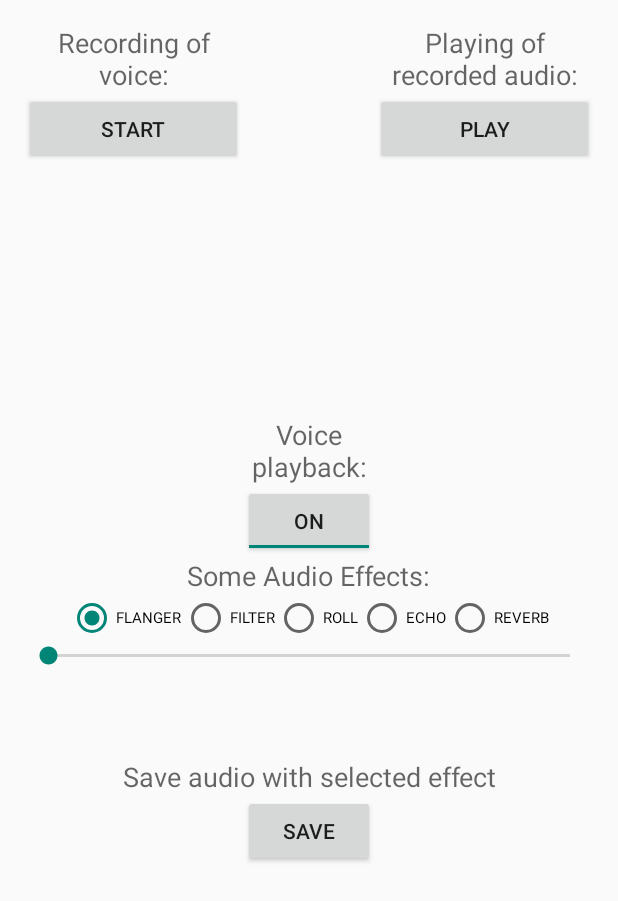
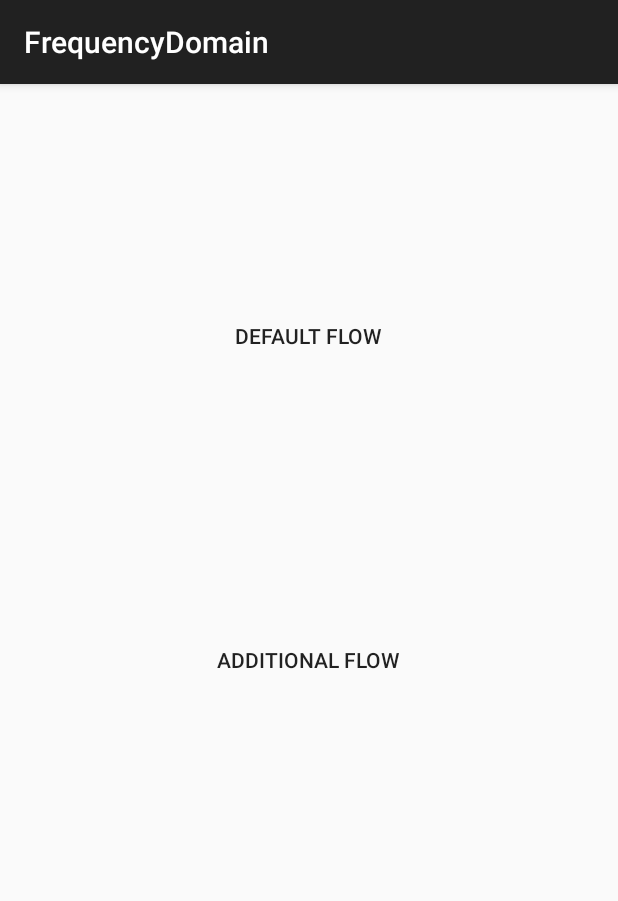
Before and after one commit to FAQEnD/AndroidLowLevelMusicProcessing, an Android app: the screen it shows after launch (MainActivity before the commit, SplashActivity after it), on a phone screen of 412 x 824 dp. Shown: the top 901 px of the screen. Run offline under Robolectric (Android 15) with nearby library versions, the phone set to English and light mode, and no system bars.

Commit message:
add posibility to pick record flow

```diff
--- /dev/null
+++ b/app/src/main/java/com/superpowered/frequencydomain/SplashActivity.java
@@ -0,0 +1,34 @@
+package com.superpowered.frequencydomain;
+
+import android.content.Intent;
+import android.os.Bundle;
+import android.support.v7.app.AppCompatActivity;
+import android.view.View;
+
+public class SplashActivity extends AppCompatActivity {
+
+    public static final String FLOW_TYPE = "flow_type";
+
+    @Override
+    protected void onCreate(Bundle savedInstanceState) {
+        super.onCreate(savedInstanceState);
+        setContentView(R.layout.activity_splash);
+        final Intent intent = new Intent(this, MainActivity.class);
+
+        findViewById(R.id.default_flow_button).setOnClickListener(new View.OnClickListener() {
+            @Override
+            public void onClick(View v) {
+                intent.putExtra(FLOW_TYPE, true);
+                startActivity(intent);
+            }
+        });
+
+        findViewById(R.id.addition_flow_button).setOnClickListener(new View.OnClickListener() {
+            @Override
+            public void onClick(View v) {
+                intent.putExtra(FLOW_TYPE, false);
+                startActivity(intent);
+            }
+        });
+    }
+}
--- a/app/src/main/res/layout/activity_main.xml
+++ b/app/src/main/res/layout/activity_main.xml
@@ -12,39 +12,39 @@
         android:id="@+id/control_record_button"
         android:layout_width="wrap_content"
         android:layout_height="wrap_content"
-        android:layout_alignEnd="@+id/recording_text"
+        android:text="@string/start_record"
+        android:layout_below="@+id/playing_song_text"
         android:layout_alignParentLeft="true"
-        android:layout_alignParentStart="true"
-        android:layout_alignRight="@+id/recording_text"
-        android:layout_alignTop="@+id/control_song_play_button"
-        android:text="@string/start_record" />
+        android:layout_alignParentStart="true" />
 
     <Button
         android:id="@+id/control_song_play_button"
         android:layout_width="wrap_content"
         android:layout_height="wrap_content"
-        android:layout_alignEnd="@+id/fx_fader"
-        android:layout_alignLeft="@+id/playing_song_text"
-        android:layout_alignRight="@+id/fx_fader"
-        android:layout_alignStart="@+id/playing_song_text"
+        android:text="@string/play_song"
         android:layout_below="@+id/playing_song_text"
-        android:text="@string/play_song" />
+        android:layout_alignParentRight="true"
+        android:layout_alignParentEnd="true" />
 
     <Button
         android:id="@+id/save_with_effect_button"
         android:layout_width="wrap_content"
         android:layout_height="wrap_content"
-        android:layout_below="@+id/save_with_effect_text"
-        android:layout_centerHorizontal="true"
-        android:text="@string/save_button" />
+        android:text="@string/save_button"
+        android:layout_below="@+id/fx_fader"
+        android:layout_centerHorizontal="true" />
 
     <RadioGroup
         android:id="@+id/fx_effects_radio_group"
         android:layout_width="wrap_content"
         android:layout_height="wrap_content"
-        android:layout_centerHorizontal="true"
-        android:layout_centerVertical="true"
-        android:orientation="horizontal">
+        android:orientation="horizontal"
+        android:layout_alignParentBottom="true"
+        android:layout_marginBottom="164dp"
+        android:layout_alignParentRight="true"
+        android:layout_alignParentEnd="true"
+        android:layout_alignParentLeft="true"
+        android:layout_alignParentStart="true">
 
         <RadioButton
             android:id="@+id/radio_flanger"
@@ -88,80 +88,84 @@
         android:id="@+id/fx_fader"
         android:layout_width="match_parent"
         android:layout_height="wrap_content"
-        android:layout_below="@+id/fx_effects_radio_group"
-        android:layout_centerHorizontal="true" />
+        android:layout_below="@+id/save_with_effect_text"
+        android:layout_alignParentLeft="true"
+        android:layout_alignParentStart="true"
+        android:layout_alignParentRight="true"
+        android:layout_alignParentEnd="true" />
 
     <TextView
         android:id="@+id/recording_text"
         android:layout_width="wrap_content"
         android:layout_height="wrap_content"
+        android:gravity="center"
+        android:text="@string/recording_text"
+        android:textAppearance="?android:attr/textAppearanceMedium"
         android:layout_above="@+id/control_record_button"
         android:layout_alignParentLeft="true"
         android:layout_alignParentStart="true"
-        android:layout_alignParentTop="true"
-        android:layout_toLeftOf="@+id/save_with_effect_button"
-        android:layout_toStartOf="@+id/save_with_effect_button"
-        android:gravity="center"
-        android:text="@string/recording_text"
-        android:textAppearance="?android:attr/textAppearanceMedium" />
+        android:layout_alignRight="@+id/control_record_button"
+        android:layout_alignEnd="@+id/control_record_button"
+        android:layout_alignParentTop="true" />
 
     <TextView
         android:id="@+id/playing_song_text"
         android:layout_width="wrap_content"
         android:layout_height="wrap_content"
-        android:layout_alignParentTop="true"
-        android:layout_toEndOf="@+id/save_with_effect_button"
-        android:layout_toRightOf="@+id/save_with_effect_button"
         android:gravity="center"
         android:text="@string/play_song_text"
-        android:textAppearance="?android:attr/textAppearanceMedium" />
+        android:textAppearance="?android:attr/textAppearanceMedium"
+        android:layout_alignParentTop="true"
+        android:layout_alignParentRight="true"
+        android:layout_alignParentEnd="true"
+        android:layout_alignLeft="@+id/control_song_play_button"
+        android:layout_alignStart="@+id/control_song_play_button" />
 
     <TextView
         android:id="@+id/some_effects_text"
         android:layout_width="wrap_content"
         android:layout_height="wrap_content"
-        android:layout_above="@+id/fx_effects_radio_group"
-        android:layout_alignEnd="@+id/fx_effects_radio_group"
-        android:layout_alignLeft="@+id/fx_effects_radio_group"
-        android:layout_alignRight="@+id/fx_effects_radio_group"
-        android:layout_alignStart="@+id/fx_effects_radio_group"
         android:gravity="center"
         android:text="@string/audio_effects_text"
-        android:textAppearance="?android:attr/textAppearanceMedium" />
+        android:textAppearance="?android:attr/textAppearanceMedium"
+        android:layout_marginBottom="31dp"
+        android:layout_alignBottom="@+id/fx_effects_radio_group"
+        android:layout_alignParentLeft="true"
+        android:layout_alignParentStart="true"
+        android:layout_alignParentRight="true"
+        android:layout_alignParentEnd="true" />
 
     <TextView
         android:id="@+id/save_with_effect_text"
         android:layout_width="wrap_content"
         android:layout_height="wrap_content"
-        android:layout_below="@+id/fx_fader"
-        android:layout_centerHorizontal="true"
-        android:layout_marginTop="59dp"
         android:gravity="center"
         android:text="@string/save_with_effect_text"
-        android:textAppearance="?android:attr/textAppearanceMedium" />
+        android:textAppearance="?android:attr/textAppearanceMedium"
+        android:layout_below="@+id/some_effects_text"
+        android:layout_centerHorizontal="true" />
 
     <ToggleButton
         android:id="@+id/voice_playback_toggle"
         android:layout_width="wrap_content"
         android:layout_height="wrap_content"
+        android:checked="true"
         android:layout_above="@+id/some_effects_text"
-        android:layout_toEndOf="@+id/control_record_button"
+        android:layout_toRightOf="@+id/control_record_button"
         android:layout_toLeftOf="@+id/control_song_play_button"
-        android:layout_toRightOf="@+id/control_record_button"
-        android:checked="true" />
+        android:layout_toStartOf="@+id/control_song_play_button" />
 
     <TextView
         android:id="@+id/voice_playback_text"
         android:layout_width="wrap_content"
         android:layout_height="wrap_content"
+        android:gravity="center_horizontal|bottom"
+        android:text="@string/voice_playback_toggle_text"
+        android:textAppearance="?android:attr/textAppearanceMedium"
         android:layout_above="@+id/voice_playback_toggle"
+        android:layout_alignRight="@+id/voice_playback_toggle"
         android:layout_alignEnd="@+id/voice_playback_toggle"
         android:layout_alignLeft="@+id/voice_playback_toggle"
-        android:layout_alignRight="@+id/voice_playback_toggle"
-        android:layout_alignStart="@+id/voice_playback_toggle"
-        android:layout_below="@+id/control_record_button"
-        android:gravity="center_horizontal|bottom"
-        android:text="@string/voice_playback_toggle_text"
-        android:textAppearance="?android:attr/textAppearanceMedium" />
+        android:layout_alignStart="@+id/voice_playback_toggle" />
 
 </RelativeLayout>
--- /dev/null
+++ b/app/src/main/res/layout/activity_splash.xml
@@ -0,0 +1,30 @@
+<?xml version="1.0" encoding="utf-8"?>
+<RelativeLayout xmlns:android="http://schemas.android.com/apk/res/android"
+    xmlns:tools="http://schemas.android.com/tools"
+    android:layout_width="match_parent"
+    android:layout_height="match_parent"
+    android:paddingBottom="@dimen/activity_vertical_margin"
+    android:paddingLeft="@dimen/activity_horizontal_margin"
+    android:paddingRight="@dimen/activity_horizontal_margin"
+    android:paddingTop="@dimen/activity_vertical_margin"
+    tools:context="com.superpowered.frequencydomain.SplashActivity">
+
+    <Button
+        android:id="@+id/default_flow_button"
+        android:layout_width="wrap_content"
+        android:layout_height="wrap_content"
+        android:layout_alignParentTop="true"
+        android:layout_centerHorizontal="true"
+        android:layout_marginTop="128dp"
+        android:background="@android:color/transparent"
+        android:text="@string/splash_default_flow_text" />
+
+    <Button
+        android:id="@+id/addition_flow_button"
+        android:layout_width="wrap_content"
+        android:layout_height="wrap_content"
+        android:layout_centerHorizontal="true"
+        android:layout_centerVertical="true"
+        android:background="@android:color/transparent"
+        android:text="@string/splash_additional_flow_text" />
+</RelativeLayout>
--- a/app/src/main/res/values/strings.xml
+++ b/app/src/main/res/values/strings.xml
@@ -13,9 +13,11 @@
     <string name="fx_effects_echo_radio">ECHO</string>
     <string name="fx_effects_reverb_radio">REVERB</string>
     <string name="save_button">Save</string>
-    <string name="recording_text">Recording of voice:</string>
-    <string name="play_song_text">Playing of recorded audio:</string>
-    <string name="audio_effects_text">Some Audio Effects:</string>
+    <string name="recording_text">Recording</string>
+    <string name="play_song_text">Playback</string>
+    <string name="audio_effects_text">Some Audio Effects</string>
     <string name="save_with_effect_text">Save audio with selected effect</string>
-    <string name="voice_playback_toggle_text">Voice playback:</string>
+    <string name="voice_playback_toggle_text">Voice playback</string>
+    <string name="splash_default_flow_text">Default flow</string>
+    <string name="splash_additional_flow_text">Additional flow</string>
 </resources>
```
Also changed, not shown: app/src/main/AndroidManifest.xml (+6 -4 lines), app/src/main/java/com/superpowered/frequencydomain/MainActivity.java (+8 -2 lines), 8 other files.
